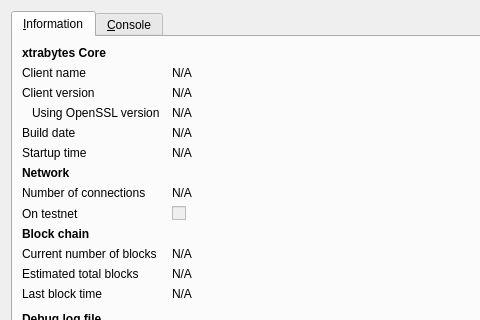
XTRABYTES/XTRABYTES, file src/qt/forms/rpcconsole.ui: the form before one commit; both pictures show x 0 to 480 and y 0 to 320 of the 740 by 450 pixel window.
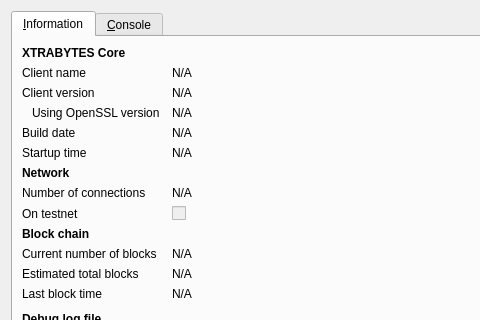
The form after the commit. Icons and pictures are not drawn.

```diff
--- a/src/qt/forms/rpcconsole.ui
+++ b/src/qt/forms/rpcconsole.ui
@@ -36,7 +36,7 @@
           </font>
          </property>
          <property name="text">
-          <string>xtrabytes Core</string>
+          <string>XTRABYTES Core</string>
          </property>
         </widget>
        </item>
```
Left out of the diff: 6 changed lines with no effect on the pictures.
